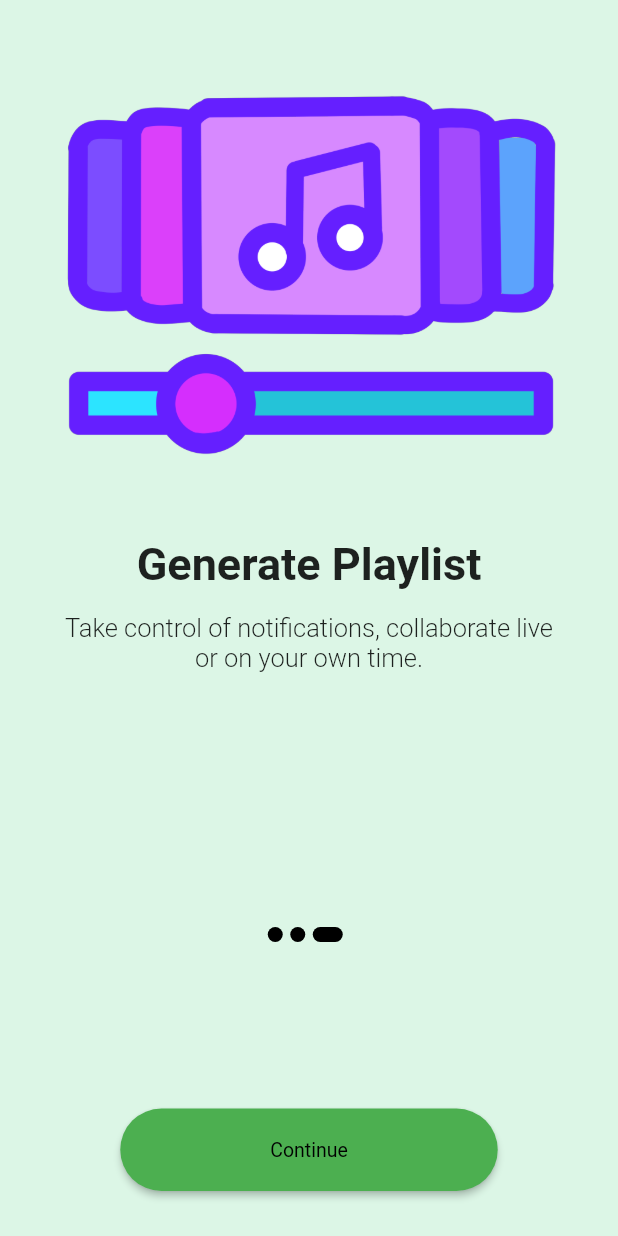
After one commit to Temper-Tunes-Senior-Design-Project/TemperTunes, a Flutter app: the OnboardingPage screen opened directly, after a tap on "SKIP", on a phone screen of 412 x 824 dp. The commit adds this screen. Run offline on Flutter 3.47's test engine with Material 2 defaults, Android fonts, the phone set to English and light mode, and no system bars; our stand-ins replace camera, cloud_firestore, cloud_functions, firebase_auth, firebase_core, firebase_crashlytics and 6 more; missing offline and left inert: collapsible_sidebar, mockito, simple_ripple_animation; accounts and stored records are empty; Roboto replaces fonts that are missing (Mulish).

Commit message:
Updated files

```diff
--- a/lib/Pages/ChangePasswordPage.dart
+++ b/lib/Pages/ChangePasswordPage.dart
@@ -513,7 +513,7 @@ class SmallScreen extends StatelessWidget {
                       ),
                     ),
 
-                    ///Already Have an account
+                    ///Forgot Password
                     Container(
                       padding: EdgeInsets.only(top: 0.01 * height),
                       child: Container(
@@ -543,7 +543,6 @@ class SmallScreen extends StatelessWidget {
 class ChangePasswordPage extends StatefulWidget {
   _ChangePasswordPageState createState() => _ChangePasswordPageState();
 
-
   Widget build(Object context) {
     return Scaffold(
         resizeToAvoidBottomInset: false, body: Column(children: [Body()]));
--- /dev/null
+++ b/lib/Pages/OnboardingPage.dart
@@ -0,0 +1,240 @@
+import 'package:flutter/material.dart';
+import '../Widgets/widgets.dart';
+import '../Widgets/widgets.dart';
+import 'package:mood_swing/Pages/HomePage.dart';
+
+class SizeConfig {
+  static MediaQueryData? _mediaQueryData;
+  static double? screenW;
+  static double? screenH;
+  static double? blockH;
+  static double? blockV;
+
+  void init(BuildContext context) {
+    _mediaQueryData = MediaQuery.of(context);
+    screenW = _mediaQueryData!.size.width;
+    screenH = _mediaQueryData!.size.height;
+    blockH = screenW! / 100;
+    blockV = screenH! / 100;
+  }
+}
+
+class OnboardingPage extends StatefulWidget {
+  const OnboardingPage({Key? key}) : super(key: key);
+
+  @override
+  State<OnboardingPage> createState() => _OnboardingPageState();
+}
+
+class _OnboardingPageState extends State<OnboardingPage> {
+  late PageController _controller;
+
+  @override
+  void initState() {
+    _controller = PageController();
+    super.initState();
+  }
+
+  int _currentPage = 0;
+  List colors = const [
+    Color(0xffDAD3C8),
+    Color(0xffFFE5DE),
+    Color(0xffDCF6E6),
+  ];
+
+  AnimatedContainer _buildDots({
+    int? index,
+  }) {
+    return AnimatedContainer(
+      duration: const Duration(milliseconds: 200),
+      decoration: const BoxDecoration(
+        borderRadius: BorderRadius.all(
+          Radius.circular(50),
+        ),
+        color: Color(0xFF000000),
+      ),
+      margin: const EdgeInsets.only(right: 5),
+      height: 10,
+      curve: Curves.easeIn,
+      width: _currentPage == index ? 20 : 10,
+    );
+  }
+
+  @override
+  Widget build(BuildContext context) {
+    SizeConfig().init(context);
+    double width = MediaQuery.of(context).size.width;
+    double height = MediaQuery.of(context).size.height;
+
+    return Scaffold(
+      backgroundColor: colors[_currentPage],
+      body: SafeArea(
+        child: Column(
+          children: [
+            Expanded(
+              flex: 3,
+              child: PageView.builder(
+                physics: const BouncingScrollPhysics(),
+                controller: _controller,
+                onPageChanged: (value) => setState(() => _currentPage = value),
+                itemCount: contents.length,
+                itemBuilder: (context, i) {
+                  return Padding(
+                    padding: const EdgeInsets.all(40.0),
+                    child: Column(
+                      children: [
+                        Image.asset(
+                          contents[i].image,
+                          height: SizeConfig.blockV! * 35,
+                        ),
+                        SizedBox(
+                          height: (height >= 840) ? 60 : 30,
+                        ),
+                        Text(
+                          contents[i].title,
+                          textAlign: TextAlign.center,
+                          style: TextStyle(
+                            fontFamily: "Mulish",
+                            fontWeight: FontWeight.w600,
+                            fontSize: (width <= 550) ? 30 : 35,
+                          ),
+                        ),
+                        const SizedBox(height: 15),
+                        Text(
+                          contents[i].desc,
+                          style: TextStyle(
+                            fontFamily: "Mulish",
+                            fontWeight: FontWeight.w300,
+                            fontSize: (width <= 550) ? 17 : 25,
+                          ),
+                          textAlign: TextAlign.center,
+                        )
+                      ],
+                    ),
+                  );
+                },
+              ),
+            ),
+            Expanded(
+              flex: 1,
+              child: Column(
+                mainAxisAlignment: MainAxisAlignment.spaceBetween,
+                children: [
+                  Row(
+                    mainAxisAlignment: MainAxisAlignment.center,
+                    children: List.generate(
+                      contents.length,
+                      (int index) => _buildDots(
+                        index: index,
+                      ),
+                    ),
+                  ),
+                  _currentPage + 1 == contents.length
+                      ? Padding(
+                          padding: const EdgeInsets.all(30),
+                          child: ElevatedButton(
+                            onPressed: () {},
+                            child: const Text("Continue"),
+                            style: ElevatedButton.styleFrom(
+                              backgroundColor: Colors.green,
+                              shape: RoundedRectangleBorder(
+                                borderRadius: BorderRadius.circular(50),
+                              ),
+                              padding: (width <= 550)
+                                  ? const EdgeInsets.symmetric(
+                                      horizontal: 100, vertical: 20)
+                                  : EdgeInsets.symmetric(
+                                      horizontal: width * 0.2, vertical: 25),
+                              textStyle:
+                                  TextStyle(fontSize: (width <= 550) ? 13 : 17),
+                            ),
+                          ),
+                        )
+                      : Padding(
+                          padding: const EdgeInsets.all(30),
+                          child: Row(
+                            mainAxisAlignment: MainAxisAlignment.spaceBetween,
+                            children: [
+                              TextButton(
+                                onPressed: () {
+                                  _controller.jumpToPage(2);
+                                },
+                                child: const Text(
+                                  "SKIP",
+                                  style: TextStyle(color: Colors.black),
+                                ),
+                                style: TextButton.styleFrom(
+                                  elevation: 0,
+                                  textStyle: TextStyle(
+                                    fontWeight: FontWeight.w600,
+                                    fontSize: (width <= 550) ? 13 : 17,
+                                  ),
+                                ),
+                              ),
+                              ElevatedButton(
+                                onPressed: () {
+                                  _controller.nextPage(
+                                    duration: const Duration(milliseconds: 200),
+                                    curve: Curves.easeIn,
+                                  );
+                                },
+                                child: const Text("NEXT"),
+                                style: ElevatedButton.styleFrom(
+                                  backgroundColor: Colors.purple,
+                                  shape: RoundedRectangleBorder(
+                                    borderRadius: BorderRadius.circular(50),
+                                  ),
+                                  elevation: 0,
+                                  padding: (width <= 550)
+                                      ? const EdgeInsets.symmetric(
+                                          horizontal: 30, vertical: 20)
+                                      : const EdgeInsets.symmetric(
+                                          horizontal: 30, vertical: 25),
+                                  textStyle: TextStyle(
+                                      fontSize: (width <= 550) ? 13 : 17),
+                                ),
+                              ),
+                            ],
+                          ),
+                        )
+                ],
+              ),
+            ),
+          ],
+        ),
+      ),
+    );
+  }
+}
+
+class OnboardingContents {
+  final String title;
+  final String image;
+  final String desc;
+
+  OnboardingContents({
+    required this.title,
+    required this.image,
+    required this.desc,
+  });
+}
+
+List<OnboardingContents> contents = [
+  OnboardingContents(
+    title: "Link to Spotify",
+    image: "assets/linkIcon.png",
+    desc: "Remember to keep track of your professional accomplishments.",
+  ),
+  OnboardingContents(
+    title: "Set Your Preferences",
+    image: "assets/linkIcon.png",
+    desc:
+        "But understanding the contributions our colleagues make to our teams and companies.",
+  ),
+  OnboardingContents(
+    title: "Generate Playlist",
+    image: "assets/playlistIcon.png",
+    desc:
+        "Take control of notifications, collaborate live or on your own time.",
+  ),
+];
--- a/lib/main.dart
+++ b/lib/main.dart
@@ -3,7 +3,11 @@ import 'dart:ui';
 import 'package:firebase_core/firebase_core.dart';
 import 'package:firebase_crashlytics/firebase_crashlytics.dart';
 import 'package:flutter/material.dart';
+import 'package:mood_swing/Pages/OTPEmailPage.dart';
 import 'Pages/LandingPage.dart';
+import 'Pages/HomePage.dart';
+
+//import 'Pages/OnboardingPage.dart';
 
 import 'Widgets/MockNavigator.dart';
 import 'firebase_options.dart';
@@ -61,7 +65,7 @@ class App extends StatelessWidget {
       //  }
       //),
 
-      home: LandingPage(),
+      home: OTPEmailPage(),
 
       // home: FutureBuilder<List<CameraDescription>>(
       //     future: availableCameras(),
```
Also changed, not shown: assets/linkIcon.png (added), assets/playlistIcon.png (added).
